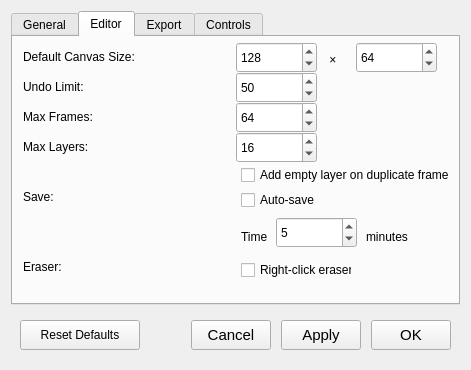
Before: the Qt Designer form POD2d/dialogs/settingsdialog.ui in ilertwo/POD2d, drawn with Qt 5.
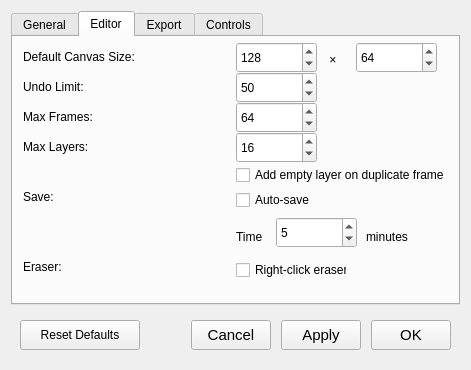
After: the same form once the commit is applied. The open tabs and pages were chosen to show the change.

Commit message:
fix(ui): prevent TextDialog resizing and fix Reset Layout proportions
- Lock preview label size policy and dialog size constraint in TextDialog so the window no longer expands while typing.
- Restore proper dock proportions and tool panel width snapping in MainWindow::resetDockLayout().

The edit to the form file:
```diff
--- a/POD2d/dialogs/settingsdialog.ui
+++ b/POD2d/dialogs/settingsdialog.ui
@@ -426,7 +426,7 @@
          <widget class="QCheckBox" name="chk_AutoSave">
           <property name="geometry">
            <rect>
-            <x>5</x>
+            <x>0</x>
             <y>150</y>
             <width>111</width>
             <height>26</height>
@@ -442,7 +442,7 @@
          <widget class="QLabel" name="label_15">
           <property name="geometry">
            <rect>
-            <x>5</x>
+            <x>0</x>
             <y>190</y>
             <width>41</width>
             <height>20</height>
@@ -569,7 +569,7 @@
          <widget class="QCheckBox" name="chk_RightClickEraser">
           <property name="geometry">
            <rect>
-            <x>5</x>
+            <x>0</x>
             <y>220</y>
             <width>111</width>
             <height>26</height>
@@ -585,7 +585,7 @@
          <widget class="QCheckBox" name="chk_AddEmptyLayerOnDuplicate">
           <property name="geometry">
            <rect>
-            <x>5</x>
+            <x>0</x>
             <y>125</y>
             <width>221</width>
             <height>26</height>
```
Left out of the diff: 2 changed lines with no effect on the pictures. The commit also changes 6 other files.
